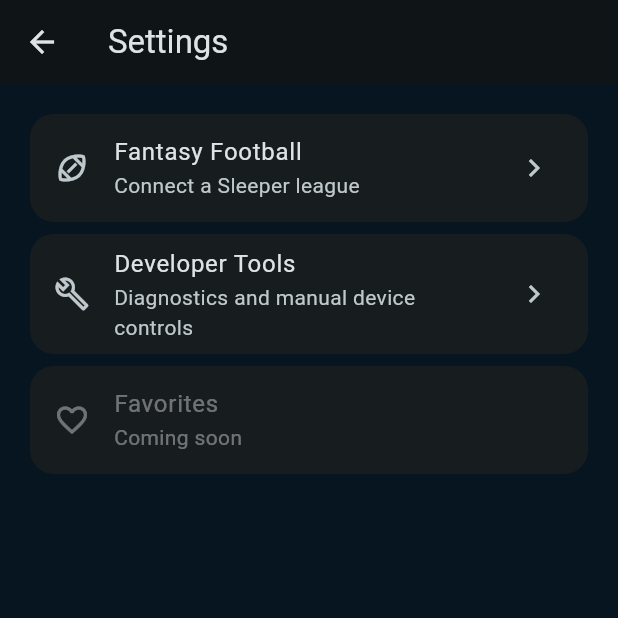
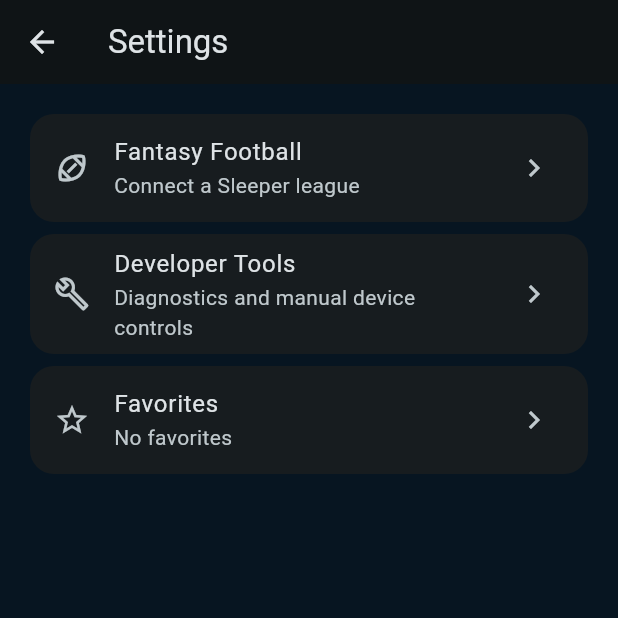
Before and after one commit to againstthespread/scrbrd-mobile, a Flutter app: the screen it shows after launch, after a tap on "Connect to SCRBRD", after a tap on the "settings" icon, on a phone screen of 412 x 824 dp, the top half of it. Run offline on Flutter 3.47's test engine with Material 3 defaults, Android fonts, the phone set to English and light mode, and no system bars; our stand-ins replace firebase_core, firebase_messaging, shared_preferences; missing offline and left inert: flutter_reactive_ble; accounts and stored records are empty; statements that could not run were skipped.

Commit message:
Add favorite team prioritization

```diff
--- a/lib/connection_screen.dart
+++ b/lib/connection_screen.dart
@@ -23,15 +23,18 @@ import 'sleeper_fantasy_config.dart';
 import 'sleeper_fantasy_repository.dart';
 import 'sleeper_player_repository.dart';
 import 'tracked_device_session.dart';
+import 'favorites_store.dart';
 
 class ConnectionScreen extends StatefulWidget {
   const ConnectionScreen({
     super.key,
     required this.repository,
+    this.favoritesStore,
     this.pushNotificationService = const PushNotificationService(),
   });
 
   final SportsRepository repository;
+  final FavoritesStore? favoritesStore;
   final PushNotificationService pushNotificationService;
 
   @override
@@ -51,6 +54,7 @@ class _ConnectionScreenState extends State<ConnectionScreen>
   late final SleeperPlayerRepository _sleeperPlayerRepository;
   late final SleeperFantasyConfigStore _fantasyConfigStore;
   late final FantasyLiveObservationCoordinator _fantasyCoordinator;
+  late final FavoritesStore _favoritesStore;
   StreamSubscription<BleDeviceSnapshot>? _snapshotSubscription;
   StreamSubscription<List<int>>? _wakeNotificationSubscription;
   StreamSubscription<BackgroundScoreRefreshRequest>? _scoreRefreshSubscription;
@@ -76,6 +80,7 @@ class _ConnectionScreenState extends State<ConnectionScreen>
   void initState() {
     super.initState();
     WidgetsBinding.instance.addObserver(this);
+    _favoritesStore = widget.favoritesStore ?? MemoryFavoritesStore();
     _transport = BluetoothDeviceTransport();
     _trackedSession = TrackedDeviceSession()
       ..addListener(_handleTrackedSessionChanged);
@@ -110,6 +115,7 @@ class _ConnectionScreenState extends State<ConnectionScreen>
       isBleConnected: () =>
           _transport.currentSnapshot.state.isPhysicallyConnected,
       onDiagnostic: _recordBackgroundUpdaterDiagnostic,
+      readFavorites: _favoritesStore.readFavorites,
     );
     _initialSyncCoordinator = InitialDeviceSyncCoordinator(
       repository: widget.repository,
@@ -120,6 +126,7 @@ class _ConnectionScreenState extends State<ConnectionScreen>
       onStatusChanged: _recordInitialSyncStatus,
       onDiagnostic: (message) => debugPrint('INITIAL DEVICE SYNC: $message'),
       onInitialSyncComplete: _fantasyCoordinator.establishStartupBaseline,
+      readFavorites: _favoritesStore.readFavorites,
     );
     _deviceSnapshot = _transport.currentSnapshot;
     _wakeNotificationSubscription = _transport.wakeNotifications.listen(
@@ -248,6 +255,7 @@ class _ConnectionScreenState extends State<ConnectionScreen>
           repository: widget.repository,
           transport: _deviceSender,
           trackedSession: _trackedSession,
+          favoritesStore: _favoritesStore,
         ),
       ),
     );
@@ -270,6 +278,7 @@ class _ConnectionScreenState extends State<ConnectionScreen>
           fantasyCoordinator: _fantasyCoordinator,
           fantasyPlayerRepository: _sleeperPlayerRepository,
           fantasyConfigStore: _fantasyConfigStore,
+          favoritesStore: _favoritesStore,
         ),
       ),
     );
--- /dev/null
+++ b/lib/favorite_team.dart
@@ -0,0 +1,19 @@
+import 'sports_league.dart';
+
+class FavoriteTeam {
+  const FavoriteTeam({
+    required this.league,
+    required this.key,
+    required this.abbreviation,
+    required this.displayName,
+    this.aliases = const {},
+  });
+
+  final SportsLeague league;
+  final String key;
+  final String abbreviation;
+  final String displayName;
+  final Set<String> aliases;
+
+  String get storageKey => '${league.name}:$key';
+}
--- /dev/null
+++ b/lib/favorites_store.dart
@@ -0,0 +1,73 @@
+import 'package:flutter/foundation.dart';
+import 'package:shared_preferences/shared_preferences.dart';
+
+import 'favorite_team.dart';
+import 'sports_league.dart';
+import 'team_catalog.dart';
+
+abstract interface class FavoritesStore implements Listenable {
+  Set<FavoriteTeam> readFavorites();
+  Future<void> setFavorite(FavoriteTeam team, bool enabled);
+  bool isFavorite(SportsLeague league, String key);
+  Set<FavoriteTeam> favoritesForLeague(SportsLeague league);
+}
+
+class MemoryFavoritesStore extends ChangeNotifier implements FavoritesStore {
+  final Set<FavoriteTeam> _favorites = {};
+  @override
+  Set<FavoriteTeam> readFavorites() => Set.unmodifiable(_favorites);
+  @override
+  bool isFavorite(SportsLeague league, String key) =>
+      _favorites.any((team) => team.league == league && team.key == key);
+  @override
+  Set<FavoriteTeam> favoritesForLeague(SportsLeague league) =>
+      Set.unmodifiable(_favorites.where((team) => team.league == league));
+  @override
+  Future<void> setFavorite(FavoriteTeam team, bool enabled) async {
+    enabled ? _favorites.add(team) : _favorites.remove(team);
+    notifyListeners();
+  }
+}
+
+class SharedPreferencesFavoritesStore extends ChangeNotifier
+    implements FavoritesStore {
+  SharedPreferencesFavoritesStore._(this._preferences, this._favorites);
+
+  static const preferencesKey = 'favorite_team_keys_v1';
+  final SharedPreferences _preferences;
+  final Set<FavoriteTeam> _favorites;
+
+  static Future<SharedPreferencesFavoritesStore> create({
+    SharedPreferences? preferences,
+  }) async {
+    final prefs = preferences ?? await SharedPreferences.getInstance();
+    final loaded = <FavoriteTeam>{};
+    for (final value in prefs.getStringList(preferencesKey) ?? const []) {
+      final team = TeamCatalog.byStorageKey(value);
+      if (team != null) loaded.add(team);
+    }
+    return SharedPreferencesFavoritesStore._(prefs, loaded);
+  }
+
+  @override
+  Set<FavoriteTeam> readFavorites() => Set.unmodifiable(_favorites);
+
+  @override
+  bool isFavorite(SportsLeague league, String key) =>
+      _favorites.any((team) => team.league == league && team.key == key);
+
+  @override
+  Set<FavoriteTeam> favoritesForLeague(SportsLeague league) =>
+      Set.unmodifiable(_favorites.where((team) => team.league == league));
+
+  @override
+  Future<void> setFavorite(FavoriteTeam team, bool enabled) async {
+    enabled ? _favorites.add(team) : _favorites.remove(team);
+    final ordered = TeamCatalog.teams
+        .where(_favorites.contains)
+        .map((team) => team.storageKey)
+        .toList();
+    await _preferences.setStringList(preferencesKey, ordered);
+    notifyListeners();
+  }
+}
--- a/lib/game_data.dart
+++ b/lib/game_data.dart
@@ -13,6 +13,8 @@ class GameData {
     this.statusDetail,
     this.scheduledStartTime,
     this.eventId,
+    this.awayTeamKey,
+    this.homeTeamKey,
     this.baseballState,
     this.footballState,
   });
@@ -28,6 +30,8 @@ class GameData {
   final String? statusDetail;
   final DateTime? scheduledStartTime;
   final String? eventId;
+  final String? awayTeamKey;
+  final String? homeTeamKey;
   final BaseballGameState? baseballState;
   final FootballGameState? footballState;
 
--- a/lib/live_refresh_coordinator.dart
+++ b/lib/live_refresh_coordinator.dart
@@ -7,6 +7,8 @@ import 'session_aware_device_sender.dart';
 import 'sports_league.dart';
 import 'sports_repository.dart';
 import 'tracked_device_session.dart';
+import 'favorite_game_prioritizer.dart';
+import 'favorite_team.dart';
 
 class LiveRefreshCoordinator {
   LiveRefreshCoordinator({
@@ -15,6 +17,7 @@ class LiveRefreshCoordinator {
     required this.session,
     required this.isBleConnected,
     this.onDiagnostic,
+    this.readFavorites,
   });
 
   final SportsRepository repository;
@@ -22,6 +25,7 @@ class LiveRefreshCoordinator {
   final TrackedDeviceSession session;
   final bool Function() isBleConnected;
   final void Function(String message)? onDiagnostic;
+  final Set<FavoriteTeam> Function()? readFavorites;
   final GamePacketSerializer _gameSerializer = const GamePacketSerializer();
   final GolfPacketSerializer _golfSerializer = const GolfPacketSerializer();
 
@@ -42,6 +46,7 @@ class LiveRefreshCoordinator {
     try {
       if (!_canContinue()) return;
       final snapshot = session.snapshot();
+      final favorites = readFavorites?.call() ?? const <FavoriteTeam>{};
       final tracked = SportsLeague.values
           .map((league) => snapshot[league])
           .nonNulls
@@ -52,7 +57,7 @@ class LiveRefreshCoordinator {
       );
 
       final results = await Future.wait([
-        for (final content in tracked) _fetch(wakeNumber, content),
+        for (final content in tracked) _fetch(wakeNumber, content, favorites),
       ]);
       _diagnose('WAKE REFRESH #$wakeNumber fetch phase complete');
       if (!_canContinue()) return;
@@ -71,15 +76,21 @@ class LiveRefreshCoordinator {
   Future<_LeagueFetchResult> _fetch(
     int wakeNumber,
     TrackedLeagueContent tracked,
+    Set<FavoriteTeam> favorites,
   ) async {
     final label = tracked.league.label;
     _diagnose('WAKE #$wakeNumber $label fetch started');
     try {
       final Object fresh;
       if (tracked is TrackedTeamSlate) {
-        fresh = await repository.fetchGamesForDate(
+        final games = await repository.fetchGamesForDate(
           tracked.league,
           tracked.selectedDate,
+        );
+        fresh = const FavoriteGamePrioritizer().prioritize(
+          tracked.league,
+          games,
+          favorites,
         );
       } else if (tracked is TrackedGolfLeaderboard) {
         fresh = await repository.fetchGolfLeaderboardByTournamentId(
--- a/lib/main.dart
+++ b/lib/main.dart
@@ -7,6 +7,7 @@ import 'connection_screen.dart';
 import 'firebase_options.dart';
 import 'push_notification_service.dart';
 import 'sports_data_provider.dart';
+import 'favorites_store.dart';
 
 @pragma('vm:entry-point')
 Future<void> _firebaseMessagingBackgroundHandler(RemoteMessage message) async {
@@ -35,11 +36,13 @@ Future<void> main() async {
   await Firebase.initializeApp(options: DefaultFirebaseOptions.currentPlatform);
   FirebaseMessaging.onBackgroundMessage(_firebaseMessagingBackgroundHandler);
   await const PushNotificationService().initializeForDevelopment();
-  runApp(const SportsHubApp());
+  final favoritesStore = await SharedPreferencesFavoritesStore.create();
+  runApp(SportsHubApp(favoritesStore: favoritesStore));
 }
 
 class SportsHubApp extends StatelessWidget {
-  const SportsHubApp({super.key});
+  const SportsHubApp({super.key, this.favoritesStore});
+  final FavoritesStore? favoritesStore;
 
   @override
   Widget build(BuildContext context) {
@@ -67,7 +70,10 @@ class SportsHubApp extends StatelessWidget {
         ),
         useMaterial3: true,
       ),
-      home: ConnectionScreen(repository: sportsRepository),
+      home: ConnectionScreen(
+        repository: sportsRepository,
+        favoritesStore: favoritesStore,
+      ),
     );
   }
 }
--- a/lib/settings_screen.dart
+++ b/lib/settings_screen.dart
@@ -10,6 +10,8 @@ import 'sports_repository.dart';
 import 'tracked_device_session.dart';
 import 'sleeper_fantasy_config.dart';
 import 'sleeper_player_repository.dart';
+import 'favorites_screen.dart';
+import 'favorites_store.dart';
 
 class SettingsScreen extends StatelessWidget {
   const SettingsScreen({
@@ -27,6 +29,7 @@ class SettingsScreen extends StatelessWidget {
     required this.fantasyCoordinator,
     required this.fantasyPlayerRepository,
     required this.fantasyConfigStore,
+    required this.favoritesStore,
   });
 
   final SportsRepository repository;
@@ -42,6 +45,7 @@ class SettingsScreen extends StatelessWidget {
   final FantasyLiveObservationCoordinator fantasyCoordinator;
   final SleeperPlayerRepository fantasyPlayerRepository;
   final SleeperFantasyConfigStore fantasyConfigStore;
+  final FavoritesStore favoritesStore;
 
   @override
   Widget build(BuildContext context) {
@@ -99,13 +103,28 @@ class SettingsScreen extends StatelessWidget {
               ),
             ),
           ),
-          const Card(
-            child: ListTile(
-              leading: Icon(Icons.favorite_border),
-              title: Text('Favorites'),
-              subtitle: Text('Coming soon'),
-              enabled: false,
-            ),
+          AnimatedBuilder(
+            animation: favoritesStore,
+            builder: (context, _) {
+              final count = favoritesStore.readFavorites().length;
+              return Card(
+                child: ListTile(
+                  leading: const Icon(Icons.star_outline),
+                  title: const Text('Favorites'),
+                  subtitle: Text(
+                    count == 0
+                        ? 'No favorites'
+                        : '$count favorite ${count == 1 ? 'team' : 'teams'}',
+                  ),
+                  trailing: const Icon(Icons.chevron_right),
+                  onTap: () => Navigator.of(context).push(
+                    MaterialPageRoute<void>(
+                      builder: (_) => FavoritesScreen(store: favoritesStore),
+                    ),
+                  ),
+                ),
+              );
+            },
           ),
         ],
       ),
--- a/lib/sports_data_io_game.dart
+++ b/lib/sports_data_io_game.dart
@@ -2,6 +2,7 @@ import 'package:flutter/foundation.dart';
 
 import 'sports_game.dart';
 import 'sports_league.dart';
+import 'team_catalog.dart';
 
 class SportsDataIOGame {
   const SportsDataIOGame({
@@ -60,6 +61,8 @@ class SportsDataIOGame {
       league: league.label,
       awayTeam: awayTeam,
       homeTeam: homeTeam,
+      awayTeamKey: TeamCatalog.canonicalKey(league, awayTeam),
+      homeTeamKey: TeamCatalog.canonicalKey(league, homeTeam),
       awayScore: awayScore,
       homeScore: homeScore,
       status: status,
--- a/lib/sports_game.dart
+++ b/lib/sports_game.dart
@@ -10,6 +10,8 @@ class SportsGame {
     this.statusDetail,
     this.scheduledStartTime,
     this.eventId,
+    this.awayTeamKey,
+    this.homeTeamKey,
     this.baseballState,
     this.footballState,
   });
@@ -24,6 +26,8 @@ class SportsGame {
   final String? statusDetail;
   final DateTime? scheduledStartTime;
   final String? eventId;
+  final String? awayTeamKey;
+  final String? homeTeamKey;
   final BaseballGameState? baseballState;
   final FootballGameState? footballState;
 }
--- a/lib/sports_repository.dart
+++ b/lib/sports_repository.dart
@@ -54,6 +54,8 @@ class SportsRepository {
       statusDetail: game.statusDetail,
       scheduledStartTime: game.scheduledStartTime,
       eventId: game.eventId,
+      awayTeamKey: game.awayTeamKey,
+      homeTeamKey: game.homeTeamKey,
       baseballState: game.baseballState,
       footballState: game.footballState,
     );
```
Also changed, not shown: lib/espn_team_sports.dart (+22 -2 lines), lib/favorite_game_prioritizer.dart (added, +39 -0 lines), lib/favorites_screen.dart (added, +66 -0 lines), lib/initial_device_sync_coordinator.dart (+14 -6 lines), lib/live_games_screen.dart (+10 -1 lines), lib/team_catalog.dart (added, +179 -0 lines), 1 other file.
